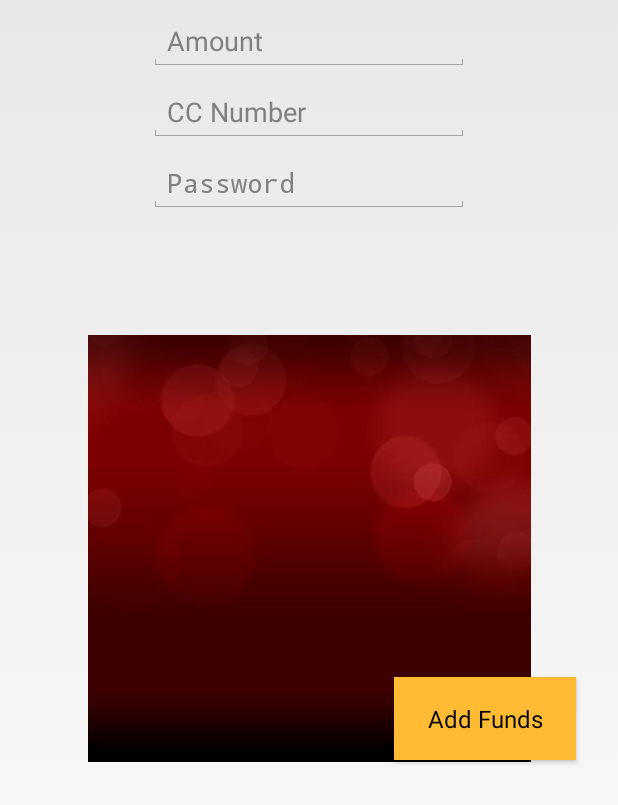
After one commit to CrawfordD1/BlackJack_Android, an Android app: the layout activity_add_funds.xml on its own in the app's theme, with its tools: preview values and no code run, on a phone screen of 412 x 824 dp. The commit adds this screen. Shown: the top 805 px of the screen. Run offline under Robolectric (Android 15) with nearby library versions, the phone set to English and light mode, and no system bars.

Commit message:
added final functionality

```diff
--- a/app/src/main/java/example/codeclan/com/blackjack/WinnerActivity.java
+++ b/app/src/main/java/example/codeclan/com/blackjack/WinnerActivity.java
@@ -48,4 +48,7 @@ public class WinnerActivity extends Activity {
         Intent intent = new Intent(this, LaunchActivity.class);
         startActivity(intent);
     }
+
+    public void onBackPressed(){
+    }
 }
--- /dev/null
+++ b/app/src/main/res/layout/activity_add_funds.xml
@@ -0,0 +1,94 @@
+<?xml version="1.0" encoding="utf-8"?>
+<android.support.constraint.ConstraintLayout
+    xmlns:android="http://schemas.android.com/apk/res/android"
+    xmlns:app="http://schemas.android.com/apk/res-auto"
+    xmlns:tools="http://schemas.android.com/tools"
+    android:layout_width="match_parent"
+    android:layout_height="match_parent"
+    tools:context="example.codeclan.com.blackjack.AddFundsActivity">
+
+    <ImageView
+        android:id="@+id/addCCView"
+        android:layout_width="295dp"
+        android:layout_height="287dp"
+        android:layout_marginBottom="8dp"
+        android:layout_marginLeft="8dp"
+        android:layout_marginRight="8dp"
+        android:layout_marginTop="8dp"
+        android:src="@drawable/depositfunds"
+
+        app:layout_constraintBottom_toBottomOf="parent"
+        app:layout_constraintLeft_toLeftOf="parent"
+        app:layout_constraintRight_toRightOf="parent"
+        app:layout_constraintTop_toTopOf="parent"
+        app:layout_constraintVertical_bias="0.411"
+        />
+
+    <EditText
+        android:id="@+id/amount_input"
+        style="@android:style/Widget.DeviceDefault.EditText"
+        android:layout_width="wrap_content"
+        android:layout_height="wrap_content"
+        android:maxLength="5"
+        android:ems="10"
+        android:hint="Amount"
+        android:inputType="number"
+        android:selectAllOnFocus="true"
+        android:singleLine="true"
+        android:textAlignment="textStart"
+        android:textColor="@color/white"
+        android:layout_marginLeft="8dp"
+        app:layout_constraintLeft_toLeftOf="parent"
+        android:layout_marginRight="8dp"
+        app:layout_constraintRight_toRightOf="parent"
+        app:layout_constraintTop_toTopOf="parent"
+        android:layout_marginTop="8dp"/>
+
+    <EditText
+        android:id="@+id/password_input"
+        android:layout_width="wrap_content"
+        android:layout_height="wrap_content"
+        android:ems="10"
+        android:hint="Password"
+        android:maxLength="10"
+        android:inputType="textPassword"
+        android:layout_marginTop="8dp"
+        app:layout_constraintTop_toBottomOf="@+id/cc_input"
+        android:layout_marginLeft="8dp"
+        app:layout_constraintLeft_toLeftOf="parent"
+        android:layout_marginRight="8dp"
+        app:layout_constraintRight_toRightOf="parent"/>
+
+    <EditText
+        android:id="@+id/cc_input"
+        android:layout_width="wrap_content"
+        android:layout_height="wrap_content"
+        android:ems="10"
+        android:maxLength="16"
+        android:hint="CC Number"
+        android:inputType="number"
+        android:layout_marginLeft="8dp"
+        app:layout_constraintLeft_toLeftOf="parent"
+        android:layout_marginRight="8dp"
+        app:layout_constraintRight_toRightOf="parent"
+        android:layout_marginTop="8dp"
+        app:layout_constraintTop_toBottomOf="@+id/amount_input"/>
+
+    <Button
+        android:id="@+id/button3"
+        style="@style/Widget.AppCompat.Button"
+        android:layout_width="129dp"
+        android:layout_height="67dp"
+        android:layout_marginBottom="16dp"
+        android:layout_marginLeft="8dp"
+        android:layout_marginRight="8dp"
+        android:layout_marginTop="8dp"
+        android:backgroundTint="@android:color/holo_orange_light"
+        android:onClick="onAddFundsClicked"
+        android:text="Add Funds"
+        app:layout_constraintBottom_toBottomOf="parent"
+        app:layout_constraintHorizontal_bias="0.94"
+        app:layout_constraintLeft_toLeftOf="parent"
+        app:layout_constraintRight_toRightOf="parent"
+        app:layout_constraintTop_toBottomOf="@+id/password_input"/>
+</android.support.constraint.ConstraintLayout>
```
Also changed, not shown: app/src/main/AndroidManifest.xml (+13 -7 lines), app/src/main/java/example/codeclan/com/blackjack/AddFundsActivity.java (added, +29 -0 lines), app/src/main/java/example/codeclan/com/blackjack/CardGameLauncher.java (+2 -33 lines), app/src/main/java/example/codeclan/com/blackjack/LaunchActivity.java (+7 -3 lines), app/src/main/java/example/codeclan/com/blackjack/MainActivity.java (+8 -4 lines), app/src/main/java/example/codeclan/com/blackjack/WalletTracker.java (+4 -3 lines), app/src/main/res/layout/activity_main.xml (+4 -4 lines), app/src/main/res/layout/activity_winner.xml (+10 -9 lines), app/src/main/res/drawable/blackjackbg.jpg, app/src/main/res/drawable/depositfunds.jpg (added), app/src/main/res/drawable/pokerbg.jpg.
